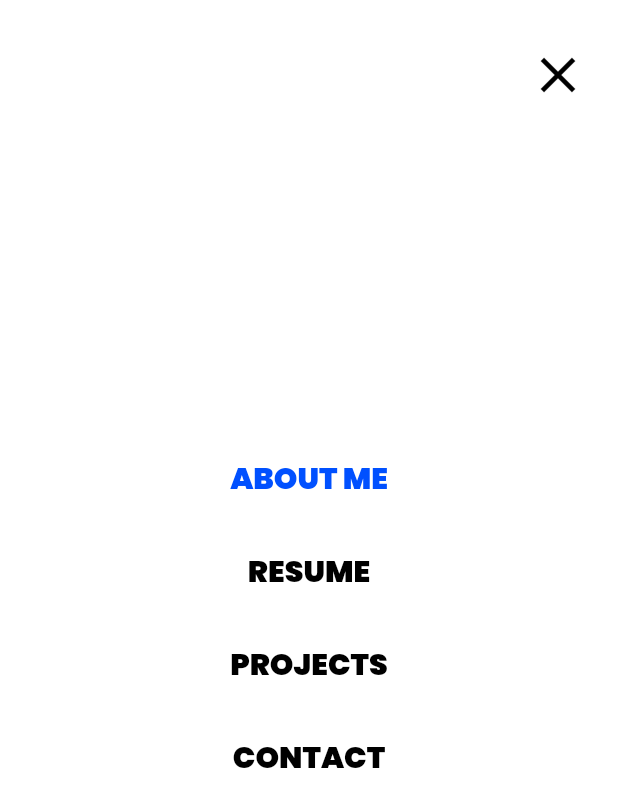
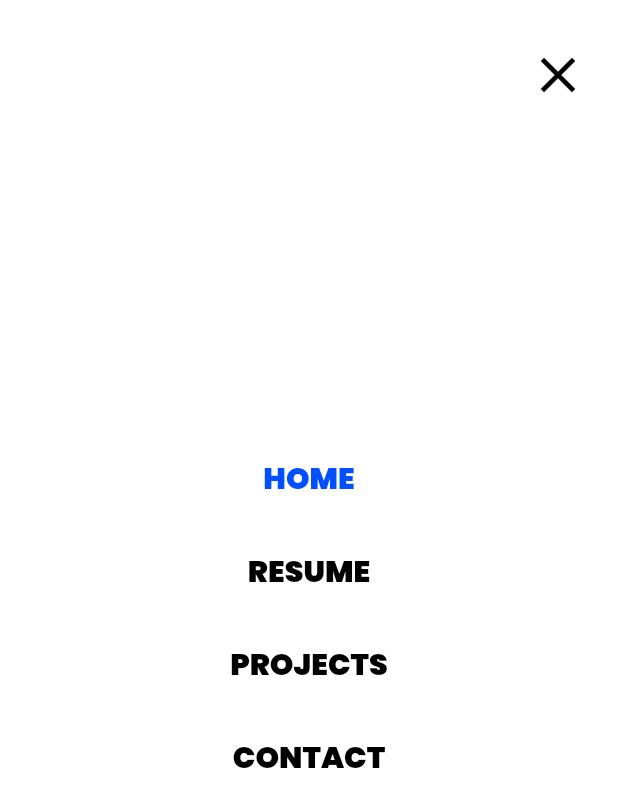
Before and after one commit to quango2304/my_resume, a Flutter app: the AppBarFullScreen screen opened directly, on a phone screen of 412 x 824 dp. Shown: the top 807 px of the screen. Run offline on Flutter 3.47's test engine with Material 2 defaults, Android fonts, the phone set to English and light mode, and no system bars; our stand-ins replace carousel_slider, font_awesome_flutter, google_fonts, page_transition, responsive_builder.

```diff
--- a/lib/screens/resume_screen/resume_screen.dart
+++ b/lib/screens/resume_screen/resume_screen_desktop.dart
@@ -1,7 +1,7 @@
 import 'package:flutter/material.dart';
 import 'package:my_resume/extensions/extensions.dart';
 
-class ResumeScreen extends StatelessWidget {
+class ResumeScreenDesktop extends StatelessWidget {
   @override
   Widget build(BuildContext context) {
     return Container();
--- a/lib/utils/routing_helper.dart
+++ b/lib/utils/routing_helper.dart
@@ -3,7 +3,7 @@ import 'package:flutter/material.dart';
 import 'package:my_resume/screens/contact_screen/contact_screen.dart';
 import 'package:my_resume/screens/home_screen/home_screen_responsive.dart';
 import 'package:my_resume/screens/projects_screen/projects_screen.dart';
-import 'package:my_resume/screens/resume_screen/resume_screen.dart';
+import 'package:my_resume/screens/resume_screen/resume_screen_responsive.dart';
 import 'package:my_resume/widgets/app_bar/app_bar_full_screen.dart';
 import 'package:page_transition/page_transition.dart';
 
@@ -16,7 +16,7 @@ class RoutingPageType {
 
   RoutingPageType.projectsScreen() : screen = ProjectsScreen();
 
-  RoutingPageType.resumeScreen() : screen = ResumeScreen();
+  RoutingPageType.resumeScreenResponsive() : screen = ResumeScreenResponsive();
 
   RoutingPageType.appBarFullScreen() : screen = AppBarFullScreen();
 }
--- a/lib/widgets/app_bar/app_bar_full_screen.dart
+++ b/lib/widgets/app_bar/app_bar_full_screen.dart
@@ -8,6 +8,7 @@ import 'package:my_resume/widgets/user_avatar.dart';
 
 class AppBarFullScreen extends StatefulWidget {
   static int currentIndex = 0;
+
   @override
   _AppBarFullScreenState createState() => _AppBarFullScreenState();
 }
@@ -15,7 +16,12 @@ class AppBarFullScreen extends StatefulWidget {
 class _AppBarFullScreenState extends State<AppBarFullScreen> {
   @override
   Widget build(BuildContext context) {
-    final items = ['ABOUT ME', 'RESUME', 'PROJECTS', 'CONTACT'];
+    final items = {
+      'HOME': RoutingPageType.homeScreenResponsive(),
+      'RESUME': RoutingPageType.resumeScreenResponsive(),
+      'PROJECTS': RoutingPageType.projectsScreen(),
+      'CONTACT': RoutingPageType.contactScreen()
+    };
     return Scaffold(
       backgroundColor: Colors.white,
       body: SafeArea(
@@ -54,8 +60,9 @@ class _AppBarFullScreenState extends State<AppBarFullScreen> {
                       onTap: () {
                         AppBarFullScreen.currentIndex = i;
                         setState(() {});
+                        RoutingHelper().push(items.values.toList()[i]);
                       },
-                      child: items[i].s20w900(
+                      child: items.keys.toList()[i].s20w900(
                           style: TextStyle(
                               color: i == AppBarFullScreen.currentIndex
                                   ? AppColors.c0050FF
```
Also changed, not shown: lib/screens/resume_screen/resume_screen_mobile.dart (added, +80 -0 lines), lib/screens/resume_screen/resume_screen_responsive.dart (added, +18 -0 lines).
